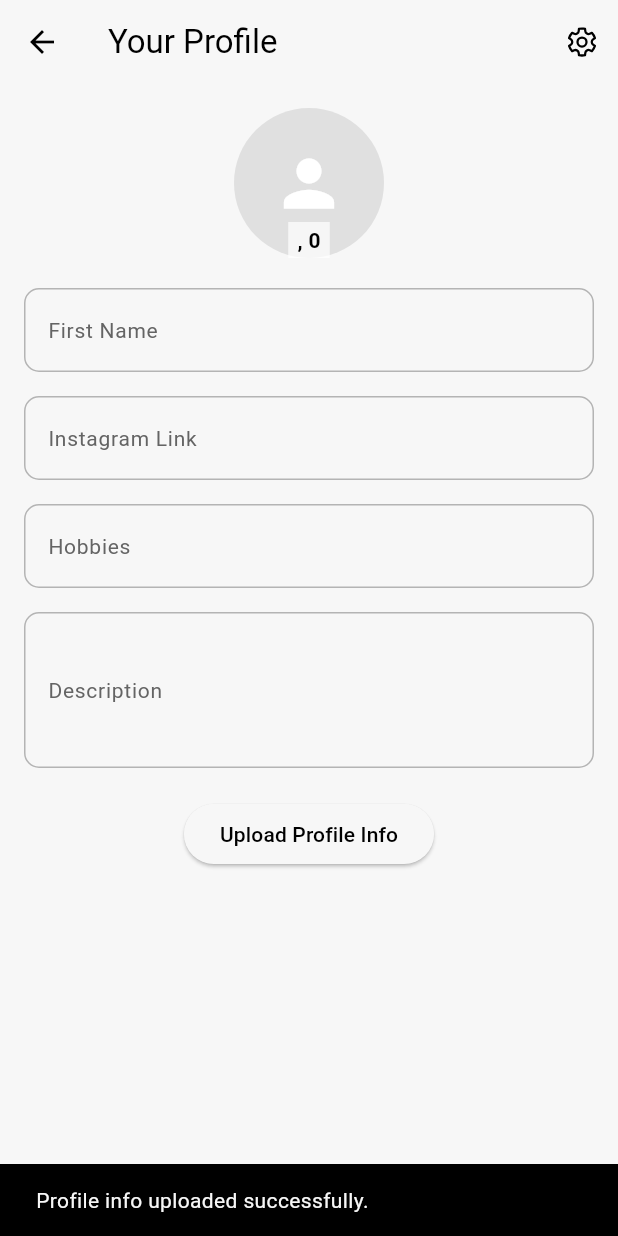
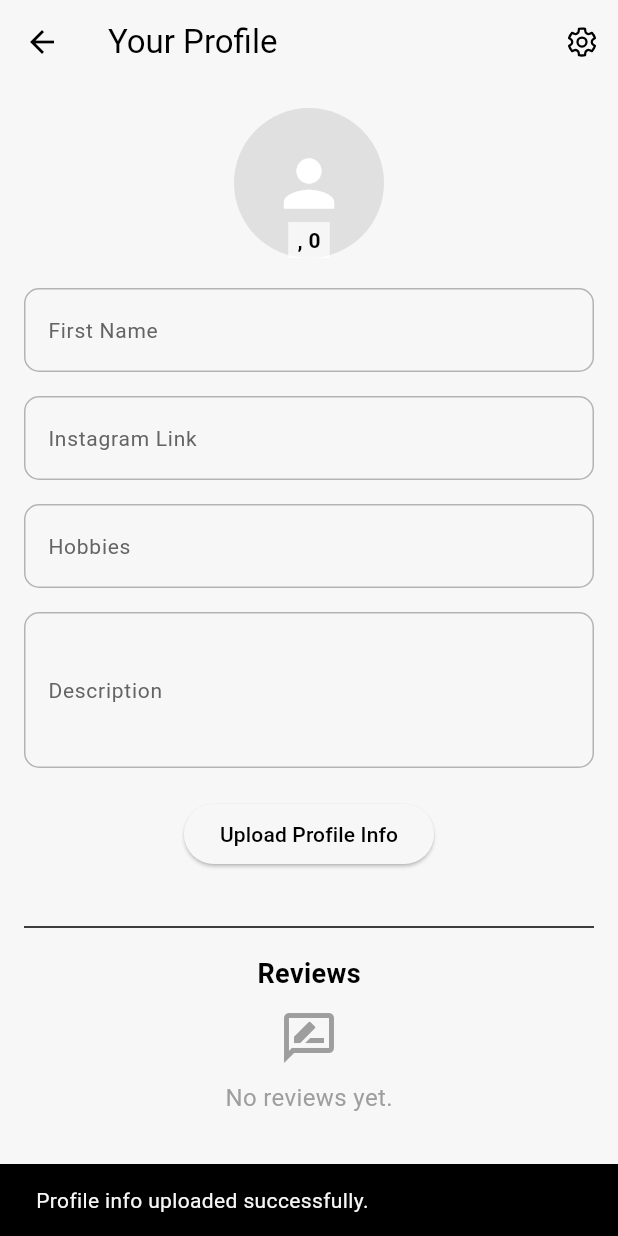
Before and after one commit to AndreasBardram/RoomFinder, a Flutter app: the YourProfileScreen screen opened directly, after a tap on "Upload Profile Info", on a phone screen of 412 x 824 dp. Run offline on Flutter 3.47's test engine with Material 3 defaults, Android fonts, the phone set to English and light mode, and no system bars; our stand-ins replace cloud_firestore, firebase_auth, firebase_core, fluentui_system_icons; accounts and stored records are empty.

Commit message:
review section

```diff
--- a/room_finder/lib/screens/your_profile_screen.dart
+++ b/room_finder/lib/screens/your_profile_screen.dart
@@ -2,8 +2,8 @@ import 'package:fluentui_system_icons/fluentui_system_icons.dart';
 import 'package:flutter/material.dart';
 import 'package:firebase_auth/firebase_auth.dart';
 import 'package:cloud_firestore/cloud_firestore.dart';
-import '../components/custom_styles.dart'; // Ensure this path is correct.
-import 'settings_screen.dart'; // Import the Settings screen
+import '../components/custom_styles.dart';
+import 'settings_screen.dart';
 
 class YourProfileScreen extends StatefulWidget {
   const YourProfileScreen({super.key});
@@ -13,18 +13,15 @@ class YourProfileScreen extends StatefulWidget {
 }
 
 class _YourProfileScreenState extends State<YourProfileScreen> {
-  // Controllers for input fields.
   final TextEditingController _firstNameController = TextEditingController();
   final TextEditingController _instagramController = TextEditingController();
   final TextEditingController _descriptionController = TextEditingController();
-
-  // NEW: Controller for Hobbies
   final TextEditingController _hobbiesController = TextEditingController();
 
-  // State variables to hold profile info fetched from Firestore.
   String _firstName = '';
   int? _age;
-  String _hobbies = ''; // NEW: State variable
+  String _hobbies = '';
+  List<Map<String, dynamic>> _reviews = [];
 
   @override
   void initState() {
@@ -32,21 +29,28 @@ class _YourProfileScreenState extends State<YourProfileScreen> {
     _loadProfile();
   }
 
-  /// Loads the profile data from Firestore and updates the state.
   Future<void> _loadProfile() async {
     final User? user = FirebaseAuth.instance.currentUser;
     if (user == null) return;
 
     try {
       final doc = await FirebaseFirestore.instance.collection('users').doc(user.uid).get();
+      final reviewsSnapshot = await FirebaseFirestore.instance
+          .collection('users')
+          .doc(user.uid)
+          .collection('reviews')
+          .orderBy('timestamp', descending: true)
+          .get();
+
       if (doc.exists) {
         final data = doc.data();
         setState(() {
           _firstName = data?['firstName'] ?? '';
-          _age = data?['age']; // Assumes age is stored as an integer
-          _hobbies = data?['hobbies'] ?? ''; // NEW: Load hobbies
+          _age = data?['age'];
+          _hobbies = data?['hobbies'] ?? '';
           _firstNameController.text = _firstName;
-          _hobbiesController.text = _hobbies; // NEW: Pre-fill hobbies field
+          _hobbiesController.text = _hobbies;
+          _reviews = reviewsSnapshot.docs.map((doc) => doc.data()).toList();
         });
       }
     } catch (error) {
@@ -54,7 +58,6 @@ class _YourProfileScreenState extends State<YourProfileScreen> {
     }
   }
 
-  /// Uploads profile info (email, first name, Instagram link, description, hobbies) to Firestore.
   Future<void> _uploadProfile() async {
     final User? user = FirebaseAuth.instance.currentUser;
     if (user == null) {
@@ -68,7 +71,7 @@ class _YourProfileScreenState extends State<YourProfileScreen> {
     final String firstName = _firstNameController.text.trim();
     final String instagram = _instagramController.text.trim();
     final String description = _descriptionController.text.trim();
-    final String hobbies = _hobbiesController.text.trim(); // NEW
+    final String hobbies = _hobbiesController.text.trim();
 
     try {
       await FirebaseFirestore.instance.collection('users').doc(user.uid).set({
@@ -76,7 +79,7 @@ class _YourProfileScreenState extends State<YourProfileScreen> {
         'firstName': firstName,
         'instagram': instagram,
         'description': description,
-        'hobbies': hobbies, // NEW
+        'hobbies': hobbies,
         'updatedAt': FieldValue.serverTimestamp(),
       }, SetOptions(merge: true));
 
@@ -96,7 +99,7 @@ class _YourProfileScreenState extends State<YourProfileScreen> {
     _firstNameController.dispose();
     _instagramController.dispose();
     _descriptionController.dispose();
-    _hobbiesController.dispose(); // NEW
+    _hobbiesController.dispose();
     super.dispose();
   }
 
@@ -109,7 +112,6 @@ class _YourProfileScreenState extends State<YourProfileScreen> {
           IconButton(
             icon: const Icon(FluentIcons.settings_24_regular),
             onPressed: () {
-              // Navigate to the Settings screen when the settings icon is pressed
               Navigator.push(
                 context,
                 MaterialPageRoute(builder: (context) => const SettingsScreen()),
@@ -123,7 +125,6 @@ class _YourProfileScreenState extends State<YourProfileScreen> {
         child: Center(
           child: Column(
             children: [
-              // Image placeholder with overlay: a Stack with a CircleAvatar and text.
               Stack(
                 alignment: Alignment.center,
                 children: [
@@ -136,7 +137,6 @@ class _YourProfileScreenState extends State<YourProfileScreen> {
                       color: Colors.white,
                     ),
                   ),
-                  // Overlay with user's first name and age (if available)
                   if (_firstName.isNotEmpty || _age != null)
                     Positioned(
                       bottom: 0,
@@ -156,32 +156,27 @@ class _YourProfileScreenState extends State<YourProfileScreen> {
                 ],
               ),
               const SizedBox(height: 20),
-              // Input field for first name.
               TextField(
                 controller: _firstNameController,
                 decoration: customInputDecoration(labelText: 'First Name'),
               ),
               const SizedBox(height: 16),
-              // Input field for Instagram link.
               TextField(
                 controller: _instagramController,
                 decoration: customInputDecoration(labelText: 'Instagram Link'),
               ),
               const SizedBox(height: 16),
-              // NEW: Input field for Hobbies.
               TextField(
                 controller: _hobbiesController,
                 decoration: customInputDecoration(labelText: 'Hobbies'),
               ),
               const SizedBox(height: 16),
-              // Multiline input field for description.
               TextField(
                 controller: _descriptionController,
                 decoration: customInputDecoration(labelText: 'Description'),
                 maxLines: 3,
               ),
               const SizedBox(height: 20),
-              // Button to trigger the _uploadProfile function.
               ElevatedButton(
                 onPressed: _uploadProfile,
                 child: const Text(
@@ -189,6 +184,57 @@ class _YourProfileScreenState extends State<YourProfileScreen> {
                   style: TextStyle(color: Color.fromARGB(255, 0, 0, 0)),
                 ),
               ),
+              const SizedBox(height: 30),
+              const Divider(),
+              const SizedBox(height: 10),
+              const Text(
+                'Reviews',
+                style: TextStyle(fontSize: 18, fontWeight: FontWeight.bold),
+              ),
+              const SizedBox(height: 10),
+              _reviews.isEmpty
+                  ? Column(
+                      children: const [
+                        Icon(Icons.rate_review_outlined, size: 40, color: Colors.grey),
+                        SizedBox(height: 8),
+                        Text(
+                          'No reviews yet.',
+                          style: TextStyle(fontSize: 16, color: Colors.grey),
+                        ),
+                      ],
+                    )
+                  : ListView.builder(
+                      shrinkWrap: true,
+                      physics: const NeverScrollableScrollPhysics(),
+                      itemCount: _reviews.length,
+                      itemBuilder: (context, index) {
+                        final review = _reviews[index];
+                        final name = review['reviewerName'] ?? 'Anonymous';
+                        final comment = review['comment'] ?? '';
+                        final timestamp = review['timestamp']?.toDate();
+                        final dateString = timestamp != null
+                            ? '${timestamp.month}/${timestamp.day}/${timestamp.year}'
+                            : '';
+
+                        return Card(
+                          margin: const EdgeInsets.symmetric(vertical: 4),
+                          child: ListTile(
+                            title: Text(name),
+                            subtitle: Column(
+                              crossAxisAlignment: CrossAxisAlignment.start,
+                              children: [
+                                Text(comment),
+                                if (dateString.isNotEmpty)
+                                  Text(
+                                    dateString,
+                                    style: const TextStyle(fontSize: 12, color: Colors.grey),
+                                  ),
+                              ],
+                            ),
+                          ),
+                        );
+                      },
+                    ),
             ],
           ),
         ),
```
